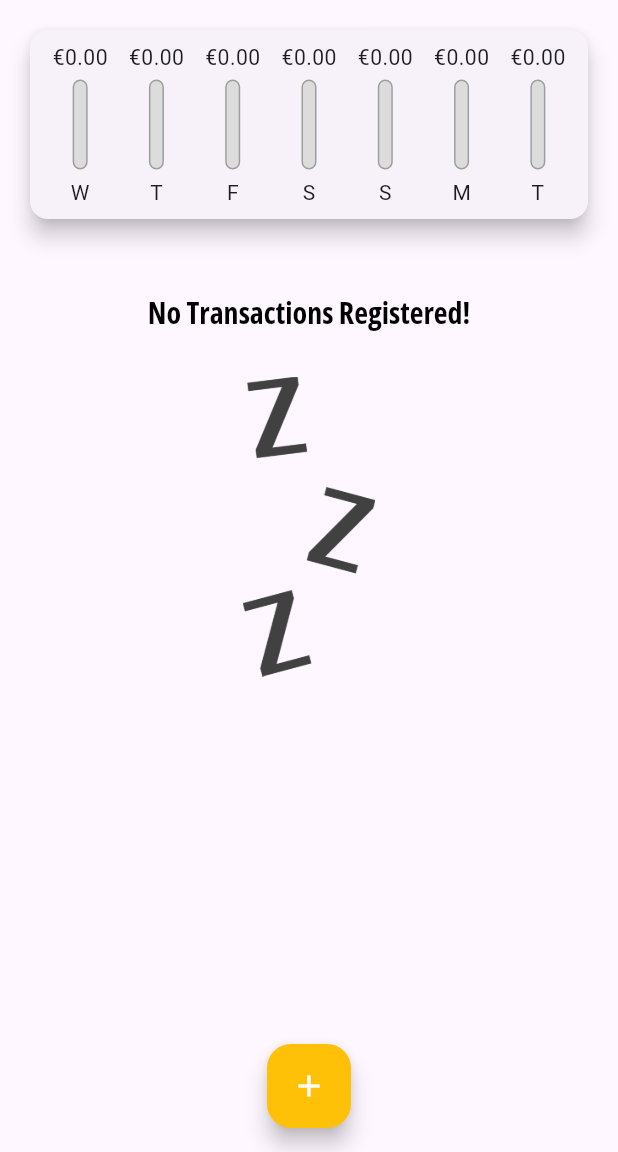
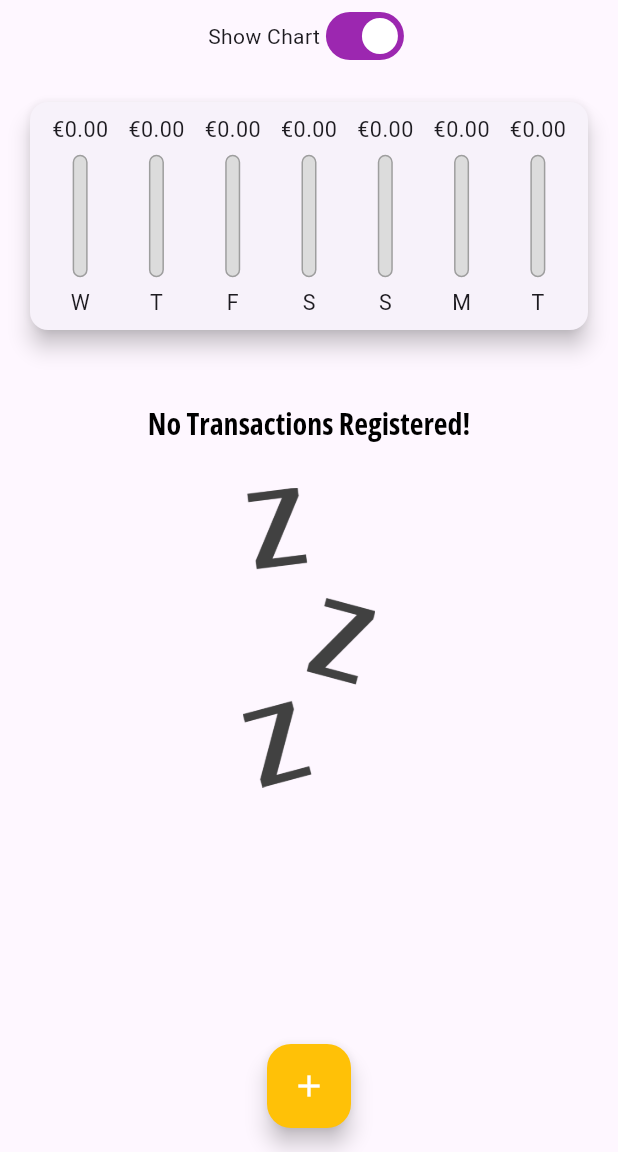
Before and after one commit to pedroacamargo/FlutterStudies, a Flutter app: the screen it shows after launch, on a phone screen of 412 x 824 dp, the part 84-1236 px from its top. Run offline on Flutter 3.47's test engine with Material 3 defaults, Android fonts, the phone set to English and light mode, and no system bars.

Commit message:
responsive

```diff
--- a/expenses/lib/components/chart_bar.dart
+++ b/expenses/lib/components/chart_bar.dart
@@ -14,10 +14,12 @@ class ChartBar extends StatelessWidget {
 
   @override
   Widget build(BuildContext context) {
+    return LayoutBuilder(
+      builder: (ctx, constraints) {
         return Column(
           children: [
-        Container(
-          height: 20,
+            SizedBox(
+              height: constraints.maxHeight * 0.15,
               child: FittedBox(
                 child: Text(
                   '€${value.toStringAsFixed(2)}',
@@ -25,9 +27,9 @@ class ChartBar extends StatelessWidget {
                 ),
               ),
             ),
-        const SizedBox(height: 5),
-        Container(
-          height: 60,
+            SizedBox(height: constraints.maxHeight * 0.05),
+            SizedBox(
+              height: constraints.maxHeight * 0.6,
               width: 10,
               child: Stack(
                 alignment: Alignment.bottomCenter,
@@ -51,9 +53,14 @@ class ChartBar extends StatelessWidget {
                 ],
               ),
             ),
-        const SizedBox(height: 5),
-        Text(label)
+            SizedBox(height: constraints.maxHeight * 0.05),
+            SizedBox(
+              height: constraints.maxHeight * 0.15,
+              child: FittedBox(child: Text(label)),
+            )
           ],
+        );
+      },
     );
   }
 }
--- a/expenses/lib/components/transaction_list.dart
+++ b/expenses/lib/components/transaction_list.dart
@@ -10,9 +10,7 @@ class TransactionList extends StatelessWidget {
 
   @override
   Widget build(BuildContext context) {
-    return SizedBox(
-      height: 540,
-      child: transactions.isEmpty
+    return transactions.isEmpty
         ? Column(
             children: [
               const SizedBox(
@@ -40,8 +38,7 @@ class TransactionList extends StatelessWidget {
               final tr = transactions[index];
               return Card(
                 elevation: 5,
-                  margin:
-                      const EdgeInsets.symmetric(vertical: 8, horizontal: 5),
+                margin: const EdgeInsets.symmetric(vertical: 8, horizontal: 5),
                 child: ListTile(
                   trailing: IconButton(
                     onPressed: () {
@@ -77,7 +74,6 @@ class TransactionList extends StatelessWidget {
                 ),
               );
             },
-            ),
           );
   }
 }
--- a/expenses/lib/main.dart
+++ b/expenses/lib/main.dart
@@ -5,6 +5,7 @@ import 'package:expenses/components/transaction_form.dart';
 import 'package:expenses/components/transaction_list.dart';
 import 'package:expenses/models/transaction.dart';
 import 'package:flutter/material.dart';
+import 'package:flutter/widgets.dart';
 
 main() => runApp(const ExpensesApp());
 
@@ -102,8 +103,7 @@ class _MyHomePageState extends State<MyHomePage> {
 
   @override
   Widget build(BuildContext context) {
-    return Scaffold(
-      appBar: AppBar(
+    final appBar = AppBar(
       backgroundColor: Theme.of(context).primaryColor,
       actions: [
         IconButton(
@@ -111,14 +111,45 @@ class _MyHomePageState extends State<MyHomePage> {
           onPressed: () => _openTransactionFormModal(context),
         ),
       ],
-        title: const Text('Expenses', style: TextStyle(color: Colors.white)),
+      title: Text(
+        'Expenses',
+        style: TextStyle(
+          color: Colors.white,
+          fontSize: 20 * MediaQuery.textScalerOf(context).scale(1),
         ),
+      ),
+    );
+
+    final availableHeight = MediaQuery.of(context).size.height -
+        appBar.preferredSize.height -
+        MediaQuery.of(context).padding.top;
+
+    return Scaffold(
+      appBar: appBar,
       body: SingleChildScrollView(
         child: Column(
           crossAxisAlignment: CrossAxisAlignment.stretch,
           children: <Widget>[
-            Chart(_recentTransactions),
-            TransactionList(_transactions, _deleteTransaction),
+            Row(
+              mainAxisAlignment: MainAxisAlignment.center,
+              children: [
+                const Text("Show Chart"),
+                Switch(
+                  value: true,
+                  onChanged: (value) {
+                    return;
+                  },
+                ),
+              ],
+            ),
+            SizedBox(
+              height: availableHeight * 0.25,
+              child: Chart(_recentTransactions),
+            ),
+            SizedBox(
+              height: availableHeight * 0.75,
+              child: TransactionList(_transactions, _deleteTransaction),
+            ),
           ],
         ),
       ),
```
Lines whose indentation alone changed are shown as unchanged.
